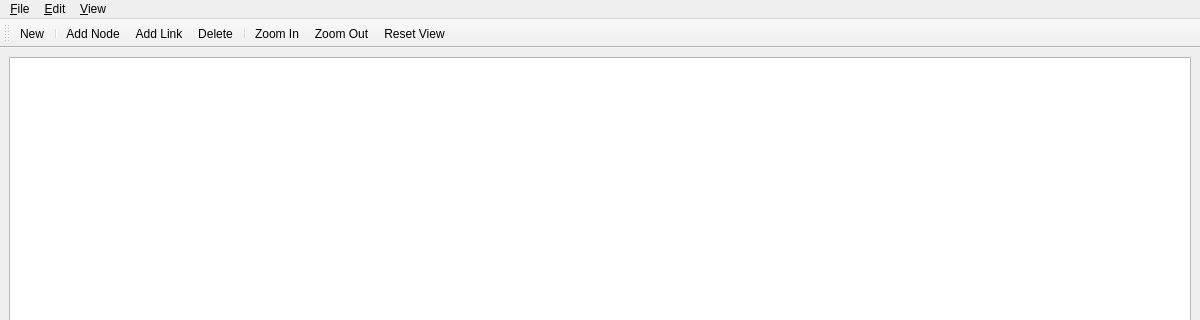
First picture: the form in netsim.ui, repository TylerLayton123/NetworkSimulator, before the edit; both pictures show x 0 to 1200 and y 0 to 320 of the 1200 by 800 pixel window.
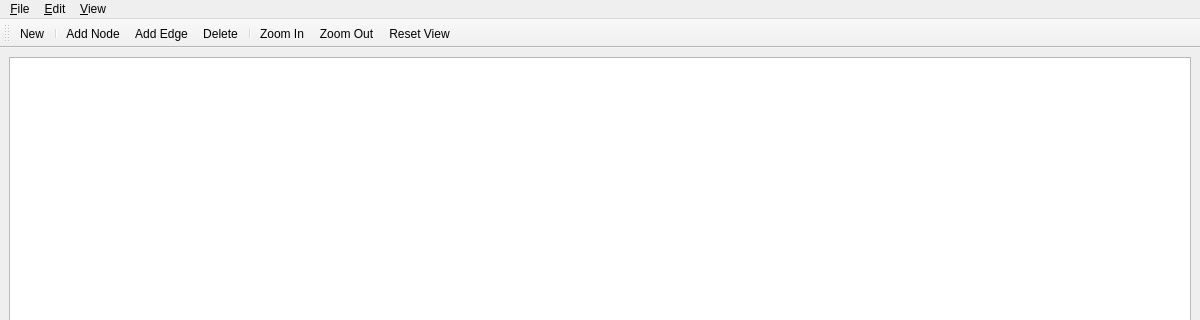
Second picture: the form after the edit.

Patch:
```diff
--- a/netsim.ui
+++ b/netsim.ui
@@ -49,7 +49,7 @@
      <string>&amp;Edit</string>
     </property>
     <addaction name="actionAdd_Node"/>
-    <addaction name="actionAdd_Link"/>
+    <addaction name="actionAdd_Edge"/>
     <addaction name="actionDelete"/>
    </widget>
    <widget class="QMenu" name="menuView">
@@ -78,7 +78,7 @@
    <addaction name="actionNew"/>
    <addaction name="separator"/>
    <addaction name="actionAdd_Node"/>
-   <addaction name="actionAdd_Link"/>
+   <addaction name="actionAdd_Edge"/>
    <addaction name="actionDelete"/>
    <addaction name="separator"/>
    <addaction name="actionZoom_In"/>
@@ -100,9 +100,9 @@
     <string>&amp;Add Node</string>
    </property>
   </action>
-  <action name="actionAdd_Link">
+  <action name="actionAdd_Edge">
    <property name="text">
-    <string>Add &amp;Link</string>
+    <string>Add &amp;Edge</string>
    </property>
   </action>
   <action name="actionDelete">
```
